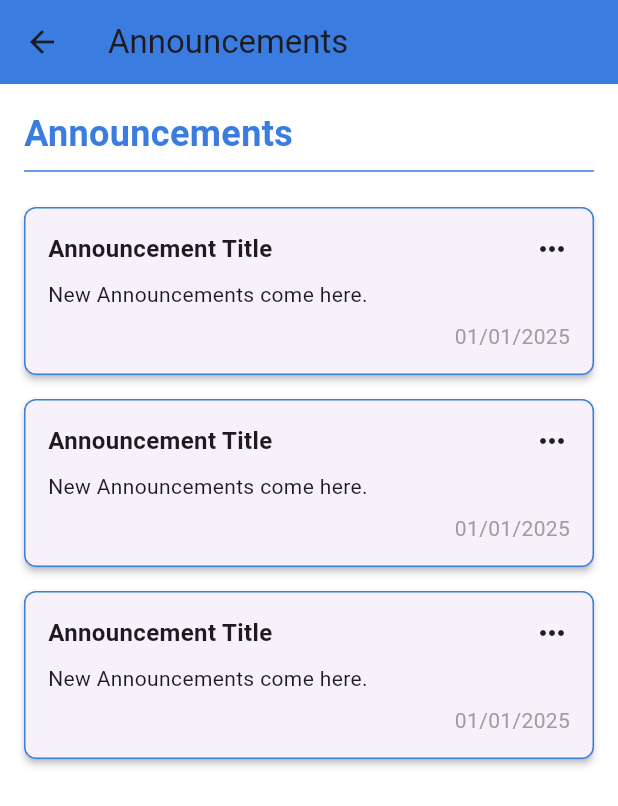
After one commit to ShrivatsaGuru/FEEN, a Flutter app: the screen it shows after launch, after a tap on "Announcements", on a phone screen of 412 x 824 dp. The commit adds this screen. Shown: the top 806 px of the screen. Run offline on Flutter 3.47's test engine with Material 3 defaults, Android fonts, the phone set to English and light mode, and no system bars; network calls fail.

Commit message:
Announcement

```diff
--- /dev/null
+++ b/lib/Announcements.dart
@@ -0,0 +1,83 @@
+import 'package:flutter/material.dart';
+
+class AnnouncementsScreen extends StatelessWidget {
+  const AnnouncementsScreen({super.key});
+
+  @override
+  Widget build(BuildContext context) {
+    return Scaffold(
+      appBar: AppBar(
+        leading: BackButton(),
+        backgroundColor: const Color(0xFF3A7CE0),
+        title: const Text('Announcements'),
+      ),
+      body: Padding(
+        padding: const EdgeInsets.all(16.0),
+        child: Column(
+          crossAxisAlignment: CrossAxisAlignment.start,
+          children: [
+            const Text(
+              'Announcements',
+              style: TextStyle(
+                fontSize: 24,
+                fontWeight: FontWeight.bold,
+                color: Color(0xFF3A7CE0),
+              ),
+            ),
+            const Divider(color: Color(0xFF3A7CE0)),
+            const SizedBox(height: 16),
+            Expanded(
+              child: ListView.builder(
+                itemCount: 3, // Dummy items
+                itemBuilder: (context, index) {
+                  return Card(
+                    shape: RoundedRectangleBorder(
+                      side: const BorderSide(color: Color(0xFF3A7CE0)),
+                      borderRadius: BorderRadius.circular(8),
+                    ),
+                    margin: const EdgeInsets.only(bottom: 16),
+                    elevation: 2,
+                    child: Padding(
+                      padding: const EdgeInsets.all(16),
+                      child: Column(
+                        crossAxisAlignment: CrossAxisAlignment.start,
+                        children: [
+                          Row(
+                            children: const [
+                              Expanded(
+                                child: Text(
+                                  'Announcement Title',
+                                  style: TextStyle(
+                                    fontWeight: FontWeight.bold,
+                                    fontSize: 16,
+                                  ),
+                                ),
+                              ),
+                              Icon(Icons.more_horiz),
+                            ],
+                          ),
+                          const SizedBox(height: 8),
+                          const Text(
+                            'New Announcements come here.',
+                          ),
+                          const SizedBox(height: 8),
+                          const Align(
+                            alignment: Alignment.bottomRight,
+                            child: Text(
+                              '01/01/2025',
+                              style: TextStyle(color: Colors.grey),
+                            ),
+                          ),
+                        ],
+                      ),
+                    ),
+                  );
+                },
+              ),
+            ),
+          ],
+        ),
+      ),
+    );
+  }
+}
--- a/lib/main.dart
+++ b/lib/main.dart
@@ -3,6 +3,8 @@ import 'package:flutter/services.dart';
 import 'dart:ui';
 import 'contact_us_page.dart'; // Import the Contact Us page
 import 'EventsPage.dart';
+import 'Updates.dart';
+import 'Announcements.dart';
 
 void main() {
   runApp(MyApp());
@@ -21,6 +23,8 @@ class MyApp extends StatelessWidget {
         '/': (context) => HomeScreen(),
         '/contact': (context) => ContactUsPage(),
         '/events': (context) => EventsPage(),
+        '/updates':(context)=> UpdatesScreen(),
+        '/announcement':(context)=>AnnouncementsScreen(),
       },
 
       initialRoute: '/',
@@ -160,18 +164,28 @@ class HomeScreen extends StatelessWidget {
           Row(
             children: [
               Expanded(
+                child: GestureDetector(
+                  onTap: () {
+                    Navigator.pushNamed(context, '/announcement');
+                  },
                 child: _buildInfoCard(
                   'Announcements',
                   '8 Notifications',
                   Icons.campaign_outlined,
                 ),
               ),
+              ),
               SizedBox(width: 12),
               Expanded(
-                child: _buildInfoCard(
-                  'Updates',
-                  '2 Notifications',
-                  Icons.update_outlined,
+                child: GestureDetector(
+                  onTap: () {
+                    Navigator.pushNamed(context, '/updates');
+                  },
+                  child: _buildInfoCard(
+                    'Updates',
+                    '2 Notifications',
+                    Icons.update_outlined,
+                  ),
                 ),
               ),
             ],
```
Also changed, not shown: lib/Updates.dart (added, +83 -0 lines), 3 other files.
